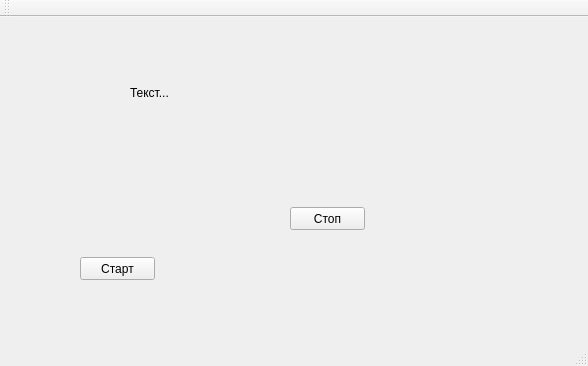
Above: c_meter/mainwindow.ui from ruslansukhlyak/c_meter before the change. Below: the same form after it.
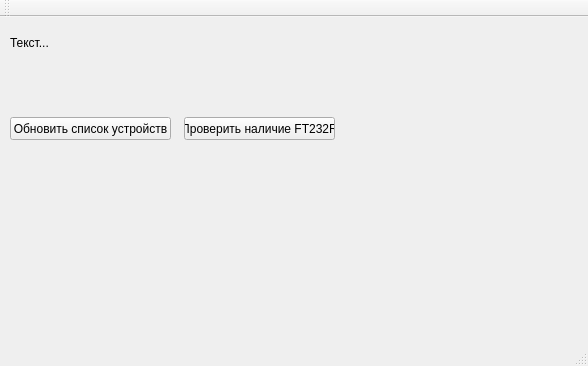
That is the form after the change.

Patch:
```diff
--- a/c_meter/mainwindow.ui
+++ b/c_meter/mainwindow.ui
@@ -17,9 +17,9 @@
    <widget class="QLabel" name="label">
     <property name="geometry">
      <rect>
-      <x>130</x>
-      <y>60</y>
-      <width>111</width>
+      <x>10</x>
+      <y>10</y>
+      <width>261</width>
       <height>31</height>
      </rect>
     </property>
@@ -30,27 +30,27 @@
    <widget class="QPushButton" name="buttstart">
     <property name="geometry">
      <rect>
-      <x>80</x>
-      <y>240</y>
-      <width>75</width>
+      <x>10</x>
+      <y>100</y>
+      <width>161</width>
       <height>23</height>
      </rect>
     </property>
     <property name="text">
-     <string>Старт</string>
+     <string>Обновить список устройств</string>
     </property>
    </widget>
    <widget class="QPushButton" name="buttstop">
     <property name="geometry">
      <rect>
-      <x>290</x>
-      <y>190</y>
-      <width>75</width>
+      <x>184</x>
+      <y>100</y>
+      <width>151</width>
       <height>23</height>
      </rect>
     </property>
     <property name="text">
-     <string>Стоп</string>
+     <string>Проверить наличие FT232R</string>
     </property>
    </widget>
   </widget>
```
